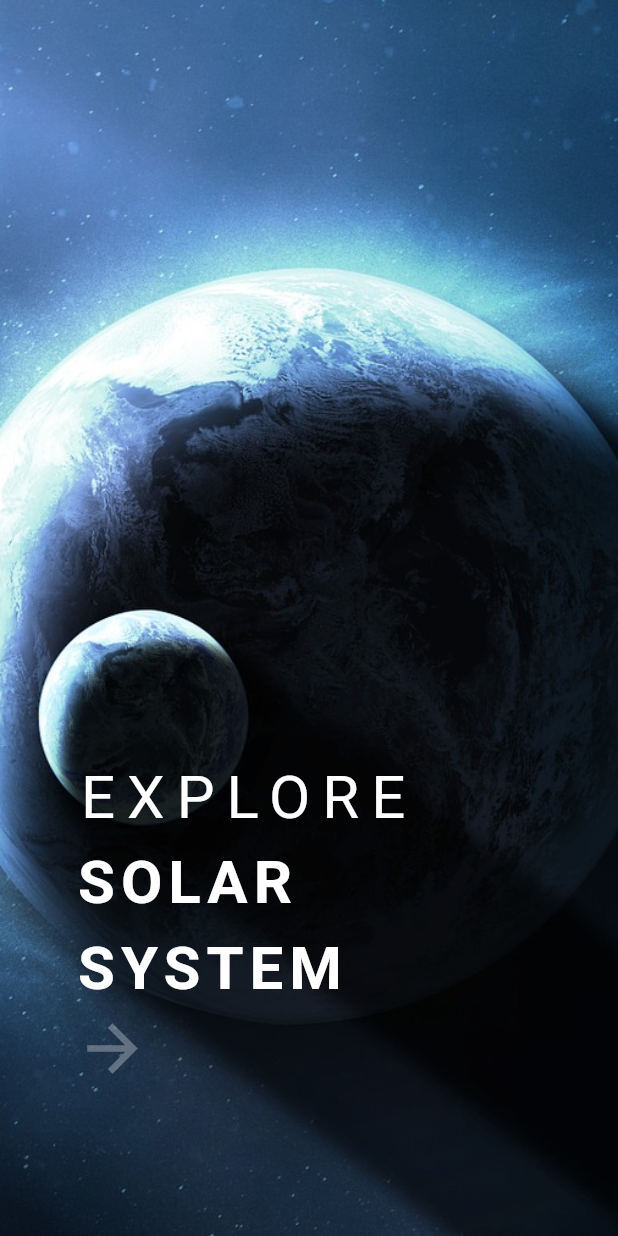
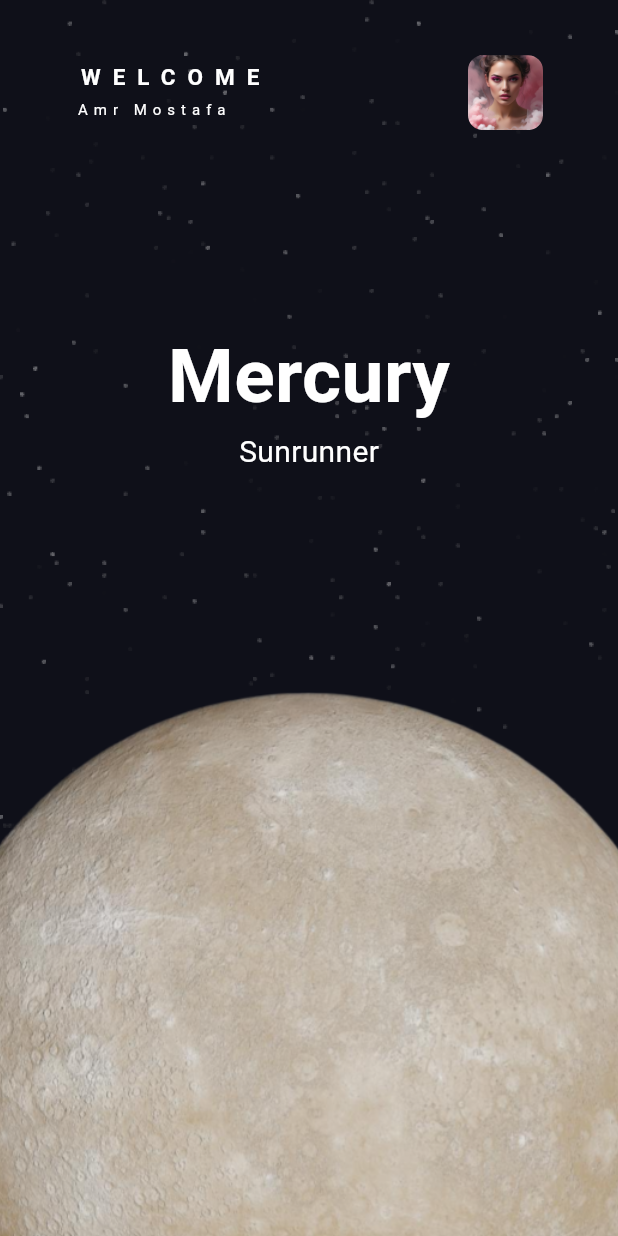
Before and after one commit to amr-22/solarSystemDesign, a Flutter app: the screen it shows after launch, after a tap on the "arrow forward" icon, on a phone screen of 412 x 824 dp. Run offline on Flutter 3.47's test engine with Material 3 defaults, Android fonts, the phone set to English and light mode, and no system bars.

Commit message:
solar system page view

```diff
--- /dev/null
+++ b/lib/Features/HomeScreen/ui/Widget/planetcontainer.dart
@@ -0,0 +1,60 @@
+import 'package:flutter/material.dart';
+
+class PlanetContainer extends StatefulWidget {
+  const PlanetContainer({super.key, required this.planet});
+  final Map planet;
+  @override
+  State<PlanetContainer> createState() => _PlanetContainerState();
+}
+
+class _PlanetContainerState extends State<PlanetContainer> {
+  @override
+  Widget build(BuildContext context) {
+    final h = MediaQuery.of(context).size.height;
+    final w = MediaQuery.of(context).size.width;
+    return Stack(
+      children: [
+        Positioned(
+          top: 50,
+          left: w * .25,
+          width: w * .5,
+          child: Column(
+            crossAxisAlignment: CrossAxisAlignment.center,
+            mainAxisAlignment: MainAxisAlignment.center,
+            children: [
+              Text(
+                widget.planet["planetName"],
+                style: TextStyle(
+                  fontWeight: FontWeight.bold,
+                  fontSize: 50,
+                  color: Colors.white,
+                ),
+              ),
+              Text(
+                widget.planet["nickName"],
+                style: TextStyle(
+                  fontSize: 20,
+                  color: Colors.white,
+                ),
+              ),
+            ],
+          ),
+        ),
+        Positioned(
+          width: w * 1.3,
+          bottom: -h * .2,
+          left: -w * .15,
+          child: GestureDetector(
+            child: Image.asset(
+              "assets/images/${widget.planet['imagePath']}",
+              fit: BoxFit.cover,
+            ),
+            onTap: () {
+              print(widget.planet["planetName"]);
+            },
+          ),
+        )
+      ],
+    );
+  }
+}
--- /dev/null
+++ b/lib/Features/HomeScreen/ui/Widget/solarsystempageview.dart
@@ -0,0 +1,114 @@
+import 'package:flutter/material.dart';
+import 'package:solor_system/Features/HomeScreen/ui/Widget/planetcontainer.dart';
+
+class SolarSystemPageView extends StatefulWidget {
+  const SolarSystemPageView({super.key});
+
+  @override
+  State<SolarSystemPageView> createState() => _SolarSystemPageViewState();
+}
+
+class _SolarSystemPageViewState extends State<SolarSystemPageView> {
+  List<Map<String, dynamic>> planets = [
+    {
+      'planetName': 'Mercury',
+      'nickName': 'Sunrunner',
+      'imagePath': 'mercury.png',
+      'temperature': '167',
+      'distanceToEarth': '0.00001582 light years',
+      'satellitesSent': 2,
+      'surfaceArea': '7.48×10^7 km²',
+      'rotationPeriod': 58.6, // Earth days
+      'averageOrbitalSpeed': '47.87 km/s'
+    },
+    {
+      'planetName': 'Venus',
+      'nickName': 'Goddess',
+      'imagePath': 'venus.png',
+      'temperature': '464',
+      'distanceToEarth': '0.0001134 light years',
+      'satellitesSent': 42,
+      'surfaceArea': '4.60×10^8 km²',
+      'rotationPeriod': 243, // Earth days
+      'averageOrbitalSpeed': '35.02 km/s'
+    },
+    {
+      'planetName': 'Earth',
+      'nickName': 'Home',
+      'imagePath': 'earth.png',
+      'temperature': '15',
+      'distanceToEarth': '0 light years',
+      'satellitesSent': 'Many (over 2,000 active)',
+      'surfaceArea': '5.10×10^8 km²',
+      'rotationPeriod': 1, // Earth day
+      'averageOrbitalSpeed': '29.78 km/s'
+    },
+    {
+      'planetName': 'Mars',
+      'nickName': 'Neighbor',
+      'imagePath': 'mars.png',
+      'temperature': '-65',
+      'distanceToEarth': '0.00022228 light years',
+      'satellitesSent': 50,
+      'surfaceArea': '1.45×10^8 km²',
+      'rotationPeriod': 1.03, // Earth days
+      'averageOrbitalSpeed': '24.07 km/s'
+    },
+    {
+      'planetName': 'Jupiter',
+      'nickName': 'Giant',
+      'imagePath': 'jupiter.png',
+      'temperature': '-108',
+      'distanceToEarth': '0.00008236 light years',
+      'satellitesSent': 9,
+      'surfaceArea': '6.22×10^10 km²',
+      'rotationPeriod': 0.41, // Earth days
+      'averageOrbitalSpeed': '13.07 km/s'
+    },
+    {
+      'planetName': 'Saturn',
+      'nickName': 'Rings',
+      'imagePath': 'saturn1.png',
+      'temperature': '-139',
+      'distanceToEarth': '0.00015056 light years',
+      'satellitesSent': 4,
+      'surfaceArea': '4.27×10^10 km²',
+      'rotationPeriod': 0.45, // Earth days
+      'averageOrbitalSpeed': '9.69 km/s'
+    },
+    {
+      'planetName': 'Uranus',
+      'nickName': 'Tilted',
+      'imagePath': 'uranus.png',
+      'temperature': '-195',
+      'distanceToEarth': '0.0002544 light years',
+      'satellitesSent': 1,
+      'surfaceArea': '8.13×10^9 km²',
+      'rotationPeriod': 0.72, // Earth days
+      'averageOrbitalSpeed': '6.81 km/s'
+    },
+    {
+      'planetName': 'Neptune',
+      'nickName': 'Blue',
+      'imagePath': 'neptune.png',
+      'temperature': '-201',
+      'distanceToEarth': '0.000402 light years',
+      'satellitesSent': 1,
+      'surfaceArea': '7.64×10^9 km²',
+      'rotationPeriod': 0.67, // Earth days
+      'averageOrbitalSpeed': '5.43 km/s'
+    },
+  ];
+
+  @override
+  Widget build(BuildContext context) {
+    return PageView.builder(
+      itemCount: planets.length,
+      itemBuilder: (context, index) {
+        return PlanetContainer(
+          planet: planets[index],
+        );
+      },
+    );
+  }
+}
--- /dev/null
+++ b/lib/Features/HomeScreen/ui/homescreen.dart
@@ -0,0 +1,82 @@
+import 'package:flutter/cupertino.dart';
+import 'package:flutter/material.dart';
+import 'package:flutter/widgets.dart';
+import 'package:solor_system/Features/HomeScreen/ui/Widget/solarsystempageview.dart';
+
+class HomePage extends StatelessWidget {
+  const HomePage({super.key});
+
+  @override
+  Widget build(BuildContext context) {
+    final w = MediaQuery.of(context).size.width;
+    final h = MediaQuery.of(context).size.height;
+    return Scaffold(
+      body: Container(
+        height: double.infinity,
+        width: double.infinity,
+        decoration: const BoxDecoration(
+          image: DecorationImage(
+            image: AssetImage('assets/images/bg.png'),
+            fit: BoxFit.cover,
+          ),
+        ),
+        child: Column(
+          children: [
+            Container(
+              margin: EdgeInsets.fromLTRB(50, 0, 50, 0),
+              height: h * .15,
+              child: Row(
+                mainAxisAlignment: MainAxisAlignment.spaceBetween,
+                children: [
+                  const Column(
+                    crossAxisAlignment: CrossAxisAlignment.start,
+                    mainAxisAlignment: MainAxisAlignment.center,
+                    children: [
+                      Text(
+                        "WELCOME \n",
+                        style: TextStyle(
+                            height: .8,
+                            letterSpacing: 8,
+                            color: Colors.white,
+                            fontWeight: FontWeight.bold,
+                            fontSize: 15),
+                      ),
+                      Text(
+                        "Amr Mostafa",
+                        style: TextStyle(
+                          height: .8,
+                          letterSpacing: 4,
+                          color: Colors.white,
+                          fontSize: 10,
+                        ),
+                      ),
+                    ],
+                  ),
+
+                  Container(
+                      height: 50,
+                      width: 50,
+                      decoration: const BoxDecoration(
+                        borderRadius: BorderRadius.all(Radius.circular(10)),
+                        image: DecorationImage(
+                          image: AssetImage('assets/images/user_profile.png'),
+                          fit: BoxFit.cover,
+                        ),
+                      ))
+                  // Image.asset("assets/images/user.png"),
+                ],
+              ),
+            ),
+            SizedBox(
+              height: h * .05,
+            ),
+            Container(
+              height: h * .8,
+              child: SolarSystemPageView(),
+            ),
+          ],
+        ),
+      ),
+    );
+  }
+}
--- a/lib/splashscreen/ui/splashscreen.dart
+++ b/lib/Features/splashscreen/ui/splashscreen.dart
@@ -1,5 +1,6 @@
 import 'package:flutter/material.dart';
 import 'package:flutter/widgets.dart';
+import 'package:solor_system/Features/HomeScreen/ui/homescreen.dart';
 
 class Splashscreen extends StatelessWidget {
   const Splashscreen({super.key});
@@ -50,7 +51,11 @@ class Splashscreen extends StatelessWidget {
               ),
               GestureDetector(
                 onTap: () {
-                  print("go");
+                  Navigator.of(context).push(
+                    MaterialPageRoute(
+                      builder: (_) => const HomePage(),
+                    ),
+                  );
                 },
                 child: const Icon(
                   size: 50,
--- a/lib/solarsystem.dart
+++ b/lib/solarsystem.dart
@@ -1,5 +1,5 @@
 import 'package:flutter/material.dart';
-import 'package:solor_system/splashscreen/ui/splashscreen.dart';
+import 'package:solor_system/Features/splashscreen/ui/splashscreen.dart';
 
 class SolarSystem extends StatelessWidget {
   const SolarSystem({super.key});
```
Also changed, not shown: assets/images/earth.png, assets/images/jupiter.png, assets/images/mercury.png, assets/images/neptune.png, assets/images/saturn.png, assets/images/saturn1.png (added), assets/images/uranus.png, assets/images/venus.png.
